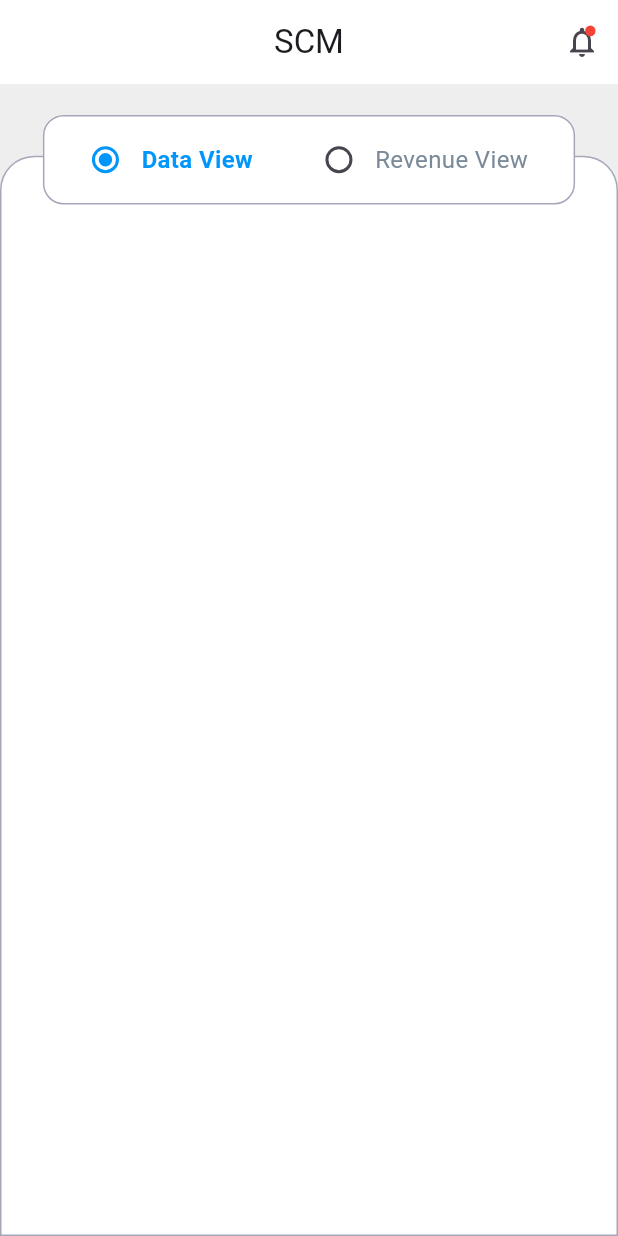
After one commit to Sohag-84/Monitoring-System-App, a Flutter app: the SourceTabDetailsView screen opened by its route, on a phone screen of 412 x 824 dp. The commit adds this screen. Run offline on Flutter 3.47's test engine with Material 3 defaults, Android fonts, the phone set to English and light mode, and no system bars; our stand-ins replace equatable, flutter_bloc, flutter_screenutil, go_router.

Commit message:
source tab header radio button is created

```diff
--- a/lib/core/theme/app_colors.dart
+++ b/lib/core/theme/app_colors.dart
@@ -13,4 +13,5 @@ class AppColors {
   static const cardBgColor = Color(0xFFE5F4FE);
   static const activeColor = Color(0xFF78C6FF);
   static const inactiveColor = Color(0xFFFF4D4D);
+  static const borderColor = Color(0xFFA5A7B9);
 }
--- a/lib/features/dashboard/presentation/part/source_tab.dart
+++ b/lib/features/dashboard/presentation/part/source_tab.dart
@@ -1,6 +1,8 @@
 import 'package:flutter/material.dart';
+import 'package:go_router/go_router.dart';
 import 'package:monitoring_system/features/dashboard/data/dumy_data.dart';
 import 'package:monitoring_system/features/dashboard/presentation/widgets/source_tab_data_view_card.dart';
+import 'package:monitoring_system/routes/app_routes.dart';
 
 class SourceTab extends StatefulWidget {
   const SourceTab({super.key});
@@ -16,7 +18,12 @@ class _SourceTabState extends State<SourceTab> {
       itemCount: sourceDataItems.length,
       itemBuilder: (BuildContext context, int index) {
         final data = sourceDataItems[index];
-        return sourceTabDataViewCard(data: data, onTap: () {});
+        return sourceTabDataViewCard(
+          data: data,
+          onTap: () {
+            context.pushNamed(AppRoutes.srouceTabDetails.name);
+          },
+        );
       },
     );
   }
--- /dev/null
+++ b/lib/features/details/presentation/cubit/radio_button_cubit.dart
@@ -0,0 +1,12 @@
+import 'package:equatable/equatable.dart';
+import 'package:flutter_bloc/flutter_bloc.dart';
+
+part 'radio_button_state.dart';
+
+class RadioButtonCubit extends Cubit<RadioButtonState> {
+  RadioButtonCubit() : super(RadioButtonState(selectedOption: "Data View"));
+
+  void selectOption({required String newOption}) {
+    emit(state.copyWith(selectedOption: newOption));
+  }
+}
--- /dev/null
+++ b/lib/features/details/presentation/cubit/radio_button_state.dart
@@ -0,0 +1,15 @@
+part of 'radio_button_cubit.dart';
+
+class RadioButtonState extends Equatable {
+  final String selectedOption;
+  const RadioButtonState({required this.selectedOption});
+
+  RadioButtonState copyWith({String? selectedOption}) {
+    return RadioButtonState(
+      selectedOption: selectedOption ?? this.selectedOption,
+    );
+  }
+
+  @override
+  List<Object> get props => [selectedOption];
+}
--- /dev/null
+++ b/lib/features/details/presentation/views/source_tab_details_view.dart
@@ -0,0 +1,81 @@
+import 'package:flutter/material.dart';
+import 'package:flutter_bloc/flutter_bloc.dart';
+import 'package:flutter_screenutil/flutter_screenutil.dart';
+import 'package:monitoring_system/core/theme/app_colors.dart';
+import 'package:monitoring_system/core/widgets/common_app_bar.dart';
+import 'package:monitoring_system/features/details/presentation/cubit/radio_button_cubit.dart';
+import 'package:monitoring_system/features/details/presentation/widgets/radio_button_widget.dart';
+
+class SourceTabDetailsView extends StatelessWidget {
+  const SourceTabDetailsView({super.key});
+
+  @override
+  Widget build(BuildContext context) {
+    return Scaffold(
+      backgroundColor: Colors.grey[200],
+      appBar: commonAppBar(),
+      body: Stack(
+        clipBehavior: Clip.hardEdge,
+        children: [
+          Container(
+            margin: EdgeInsets.only(top: 40.h),
+            width: double.infinity,
+            decoration: BoxDecoration(
+              color: Colors.white,
+              borderRadius: BorderRadius.only(
+                topLeft: Radius.circular(20.r),
+                topRight: Radius.circular(20.r),
+              ),
+              border: Border.all(color: AppColors.borderColor),
+            ),
+            child: Column(children: [
+
+              ],
+            ),
+          ),
+
+          // data view and revenue view radio buttons
+          Positioned(
+            top: MediaQuery.sizeOf(context).height * 0.025,
+            left: 25.w,
+            right: 25.w,
+            child: BlocBuilder<RadioButtonCubit, RadioButtonState>(
+              builder: (context, state) {
+                return Container(
+                  height: 50.h,
+                  padding: EdgeInsets.only(right: 12.w),
+                  alignment: Alignment.center,
+                  decoration: BoxDecoration(
+                    color: AppColors.whiteColor,
+                    borderRadius: BorderRadius.circular(12.r),
+                    border: Border.all(color: AppColors.borderColor),
+                  ),
+                  child: Row(
+                    mainAxisAlignment: MainAxisAlignment.spaceAround,
+                    children: [
+                      // Data View Option
+                      radioButtonWidget(
+                        context,
+                        label: 'Data View',
+                        value: 'Data View',
+                        groupValue: state.selectedOption,
+                      ),
+
+                      // Revenue View Option
+                      radioButtonWidget(
+                        context,
+                        label: 'Revenue View',
+                        value: 'Revenue View',
+                        groupValue: state.selectedOption,
+                      ),
+                    ],
+                  ),
+                );
+              },
+            ),
+          ),
+        ],
+      ),
+    );
+  }
+}
--- /dev/null
+++ b/lib/features/details/presentation/widgets/radio_button_widget.dart
@@ -0,0 +1,46 @@
+import 'package:flutter/material.dart';
+import 'package:flutter_bloc/flutter_bloc.dart';
+import 'package:monitoring_system/core/theme/app_colors.dart';
+import 'package:monitoring_system/features/details/presentation/cubit/radio_button_cubit.dart';
+
+Widget radioButtonWidget(
+  BuildContext context, {
+  required String label,
+  required String value,
+  required String groupValue,
+}) {
+  return GestureDetector(
+    onTap: () {
+      context.read<RadioButtonCubit>().selectOption(newOption: value);
+    },
+    child: Row(
+      mainAxisSize: MainAxisSize.min,
+      children: [
+        Radio<String>(
+          value: value,
+          groupValue: groupValue,
+          onChanged: (String? newValue) {
+            if (newValue != null) {
+              context.read<RadioButtonCubit>().selectOption(
+                newOption: newValue,
+              );
+            }
+          },
+          activeColor: AppColors.primaryColor,
+        ),
+        Text(
+          label,
+          style: TextStyle(
+            fontSize: 16,
+            color: groupValue == value
+                ? AppColors.primaryColor
+                : AppColors.greyColor,
+            fontWeight: groupValue == value
+                ? FontWeight.w600
+                : FontWeight.normal,
+          ),
+        ),
+      ],
+    ),
+  );
+}
--- a/lib/main.dart
+++ b/lib/main.dart
@@ -3,6 +3,7 @@ import 'package:flutter_bloc/flutter_bloc.dart';
 import 'package:flutter_screenutil/flutter_screenutil.dart';
 import 'package:monitoring_system/core/theme/app_theme.dart';
 import 'package:monitoring_system/features/auth/presentation/cubit/login_cubit.dart';
+import 'package:monitoring_system/features/details/presentation/cubit/radio_button_cubit.dart';
 import 'package:monitoring_system/routes/app_pages.dart';
 
 void main() {
@@ -20,7 +21,10 @@ class MyApp extends StatelessWidget {
       splitScreenMode: true,
       builder: (context, child) {
         return MultiBlocProvider(
-          providers: [BlocProvider(create: (context) => LoginCubit())],
+          providers: [
+            BlocProvider(create: (context) => LoginCubit()),
+            BlocProvider(create: (context) => RadioButtonCubit()),
+          ],
           child: MaterialApp.router(
             title: 'Monitoring System',
             debugShowCheckedModeBanner: false,
--- a/lib/routes/app_pages.dart
+++ b/lib/routes/app_pages.dart
@@ -1,7 +1,8 @@
 import 'package:go_router/go_router.dart';
 import 'package:monitoring_system/features/auth/presentation/views/login_view.dart';
 import 'package:monitoring_system/features/dashboard/presentation/views/dashboard_view.dart';
-import 'package:monitoring_system/features/dashboard/presentation/views/grid_item_details_view.dart';
+import 'package:monitoring_system/features/details/presentation/views/grid_item_details_view.dart';
+import 'package:monitoring_system/features/details/presentation/views/source_tab_details_view.dart';
 import 'package:monitoring_system/routes/app_routes.dart';
 
 class AppPages {
@@ -28,6 +29,13 @@ class AppPages {
         name: AppRoutes.gridItemDetails.name,
         builder: (context, state) => const GridItemDetailsView(),
       ),
+
+      // Source Tab Details Route
+      GoRoute(
+        path: AppRoutes.srouceTabDetails.path,
+        name: AppRoutes.srouceTabDetails.name,
+        builder: (context, state) => const SourceTabDetailsView(),
+      ),
     ],
   );
 }
--- a/lib/routes/app_routes.dart
+++ b/lib/routes/app_routes.dart
@@ -1,9 +1,15 @@
 class AppRoutes {
   static Route login = Route(name: "Login", path: "/");
   static Route dashboard = Route(name: "Dashboard", path: "/dashboard");
+
   static Route gridItemDetails = Route(
     name: "GridItemDetails",
     path: "/grid-item-details",
+  );
+
+  static Route srouceTabDetails = Route(
+    name: "SourceTabDetails",
+    path: "/source-tab-details",
   );
 }
 
```
Also changed, not shown: lib/features/details/presentation/views/grid_item_details_view.dart (renamed from lib/features/dashboard/presentation/views/grid_item_details_view.dart).
